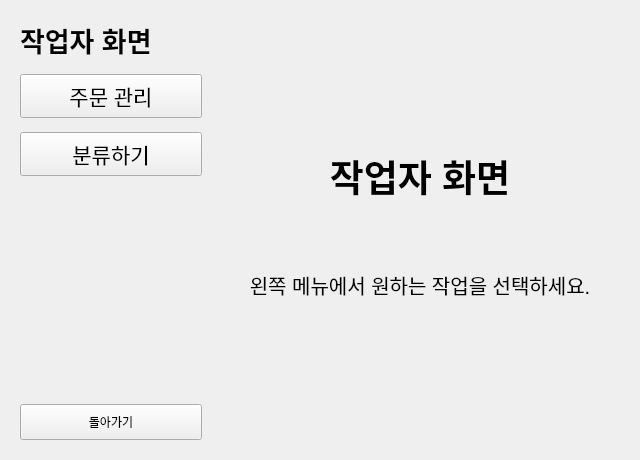
Before: the Qt Designer form soy-pc/ui/worker_screen.ui in addinedu-physicalai-1st/iot-repo-3, drawn with Qt 5.
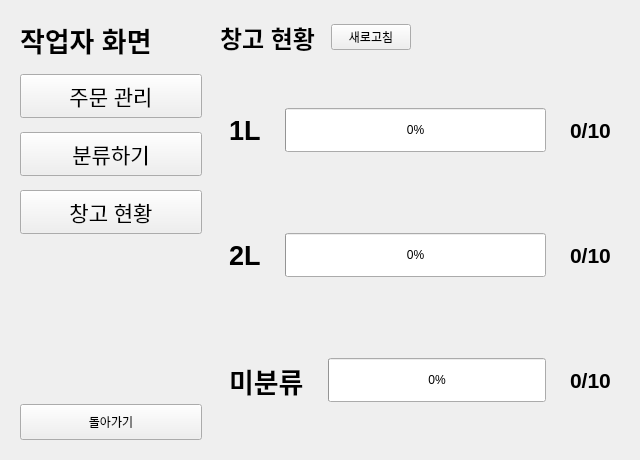
After: the same form once the commit is applied. The open tabs and pages were chosen to show the change.

What changed in the file:
```diff
--- a/soy-pc/ui/worker_screen.ui
+++ b/soy-pc/ui/worker_screen.ui
@@ -98,6 +98,30 @@
         </property>
        </widget>
       </item>
+      <item>
+       <widget class="QPushButton" name="menu_warehouse">
+        <property name="minimumSize">
+         <size>
+          <width>0</width>
+          <height>44</height>
+         </size>
+        </property>
+        <property name="font">
+         <font>
+          <pointsize>16</pointsize>
+         </font>
+        </property>
+        <property name="text">
+         <string>창고 현황</string>
+        </property>
+        <property name="checkable">
+         <bool>true</bool>
+        </property>
+        <property name="checked">
+         <bool>false</bool>
+        </property>
+       </widget>
+      </item>
       <item>
        <spacer name="verticalSpacer_worker_sidebar">
         <property name="orientation">
@@ -570,6 +594,258 @@
        </item>
       </layout>
      </widget>
+     <widget class="QWidget" name="page_warehouse">
+      <property name="objectName">
+       <string>page_warehouse</string>
+      </property>
+      <layout class="QVBoxLayout" name="verticalLayout_warehouse">
+       <property name="spacing">
+        <number>16</number>
+       </property>
+       <item>
+        <layout class="QHBoxLayout" name="horizontalLayout_warehouse_header">
+         <item>
+          <widget class="QLabel" name="label_warehouse_title">
+           <property name="font">
+            <font>
+             <pointsize>18</pointsize>
+             <weight>75</weight>
+             <bold>true</bold>
+            </font>
+           </property>
+           <property name="text">
+            <string>창고 현황</string>
+           </property>
+          </widget>
+         </item>
+         <item>
+          <widget class="QPushButton" name="warehouseRefreshButton">
+           <property name="objectName">
+            <string>warehouseRefreshButton</string>
+           </property>
+           <property name="text">
+            <string>새로고침</string>
+           </property>
+           <property name="minimumHeight">
+            <number>36</number>
+           </property>
+          </widget>
+         </item>
+         <item>
+          <spacer name="horizontalSpacer_warehouse">
+           <property name="orientation">
+            <enum>Qt::Orientation::Horizontal</enum>
+           </property>
+           <property name="sizeHint" stdset="0">
+            <size>
+             <width>40</width>
+             <height>20</height>
+            </size>
+           </property>
+          </spacer>
+         </item>
+        </layout>
+       </item>
+       <item>
+        <widget class="QFrame" name="warehouse_chart_card">
+         <property name="objectName">
+          <string>warehouse_chart_card</string>
+         </property>
+         <property name="minimumSize">
+          <size>
+           <width>0</width>
+           <height>280</height>
+          </size>
+         </property>
+         <layout class="QVBoxLayout" name="verticalLayout_warehouse_chart">
+          <property name="spacing">
+           <number>24</number>
+          </property>
+          <item>
+           <layout class="QHBoxLayout" name="horizontalLayout_bar_1l">
+            <item>
+             <widget class="QLabel" name="label_warehouse_1l">
+              <property name="minimumWidth">
+               <number>100</number>
+              </property>
+              <property name="font">
+               <font>
+                <pointsize>20</pointsize>
+                <weight>75</weight>
+                <bold>true</bold>
+               </font>
+              </property>
+              <property name="text">
+               <string>1L</string>
+              </property>
+             </widget>
+            </item>
+            <item>
+             <widget class="QProgressBar" name="progressBar_1l">
+              <property name="objectName">
+               <string>progressBar_1l</string>
+              </property>
+              <property name="minimumSize">
+               <size>
+                <width>0</width>
+                <height>44</height>
+               </size>
+              </property>
+              <property name="maximum">
+               <number>100</number>
+              </property>
+              <property name="value">
+               <number>0</number>
+              </property>
+              <property name="textVisible">
+               <bool>true</bool>
+              </property>
+             </widget>
+            </item>
+            <item>
+             <widget class="QLabel" name="label_warehouse_1l_count">
+              <property name="minimumWidth">
+               <number>56</number>
+              </property>
+              <property name="font">
+               <font>
+                <pointsize>16</pointsize>
+                <weight>75</weight>
+                <bold>true</bold>
+               </font>
+              </property>
+              <property name="text">
+               <string>0/10</string>
+              </property>
+             </widget>
+            </item>
+           </layout>
+          </item>
+          <item>
+           <layout class="QHBoxLayout" name="horizontalLayout_bar_2l">
+            <item>
+             <widget class="QLabel" name="label_warehouse_2l">
+              <property name="minimumWidth">
+               <number>100</number>
+              </property>
+              <property name="font">
+               <font>
+                <pointsize>20</pointsize>
+                <weight>75</weight>
+                <bold>true</bold>
+               </font>
+              </property>
+              <property name="text">
+               <string>2L</string>
+              </property>
+             </widget>
+            </item>
+            <item>
+             <widget class="QProgressBar" name="progressBar_2l">
+              <property name="objectName">
+               <string>progressBar_2l</string>
+              </property>
+              <property name="minimumSize">
+               <size>
+                <width>0</width>
+                <height>44</height>
+               </size>
+              </property>
+              <property name="maximum">
+               <number>100</number>
+              </property>
+              <property name="value">
+               <number>0</number>
+              </property>
+              <property name="textVisible">
+               <bool>true</bool>
+              </property>
+             </widget>
+            </item>
+            <item>
+             <widget class="QLabel" name="label_warehouse_2l_count">
+              <property name="minimumWidth">
+               <number>56</number>
+              </property>
+              <property name="font">
+               <font>
+                <pointsize>16</pointsize>
+                <weight>75</weight>
+                <bold>true</bold>
+               </font>
+              </property>
+              <property name="text">
+               <string>0/10</string>
+              </property>
+             </widget>
+            </item>
+           </layout>
+          </item>
+          <item>
+           <layout class="QHBoxLayout" name="horizontalLayout_bar_unclassified">
+            <item>
+             <widget class="QLabel" name="label_warehouse_unclassified">
+              <property name="minimumWidth">
+               <number>100</number>
+              </property>
+              <property name="font">
+               <font>
+                <pointsize>20</pointsize>
+                <weight>75</weight>
+                <bold>true</bold>
+               </font>
+              </property>
+              <property name="text">
+               <string>미분류</string>
+              </property>
+             </widget>
+            </item>
+            <item>
+             <widget class="QProgressBar" name="progressBar_unclassified">
+              <property name="objectName">
+               <string>progressBar_unclassified</string>
+              </property>
+              <property name="minimumSize">
+               <size>
+                <width>0</width>
+                <height>44</height>
+               </size>
+              </property>
+              <property name="maximum">
+               <number>100</number>
+              </property>
+              <property name="value">
+               <number>0</number>
+              </property>
+              <property name="textVisible">
+               <bool>true</bool>
+              </property>
+             </widget>
+            </item>
+            <item>
+             <widget class="QLabel" name="label_warehouse_unclassified_count">
+              <property name="minimumWidth">
+               <number>56</number>
+              </property>
+              <property name="font">
+               <font>
+                <pointsize>16</pointsize>
+                <weight>75</weight>
+                <bold>true</bold>
+               </font>
+              </property>
+              <property name="text">
+               <string>0/10</string>
+              </property>
+             </widget>
+            </item>
+           </layout>
+          </item>
+         </layout>
+        </widget>
+       </item>
+      </layout>
+     </widget>
     </widget>
    </item>
   </layout>
```
